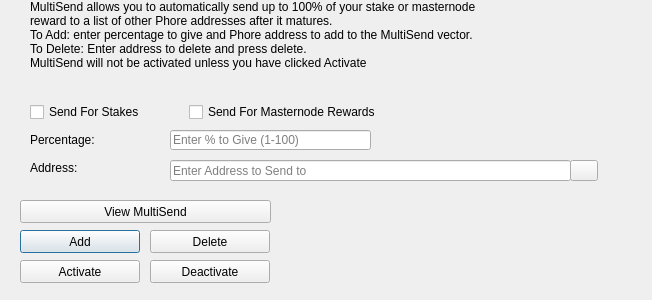
First picture: the form in src/qt/forms/multisenddialog.ui, repository blocknetdx/blocknet, before the edit.
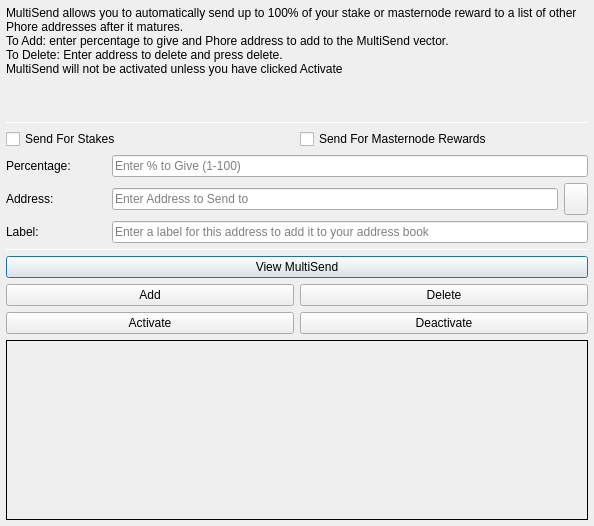
Second picture: the form after the edit. Icons and pictures are not drawn.

The edit to the form file:
```diff
--- a/src/qt/forms/multisenddialog.ui
+++ b/src/qt/forms/multisenddialog.ui
@@ -9,54 +9,30 @@
    <rect>
     <x>0</x>
     <y>0</y>
-    <width>652</width>
-    <height>300</height>
+    <width>594</width>
+    <height>526</height>
    </rect>
   </property>
   <property name="windowTitle">
    <string>MultiSend</string>
   </property>
-  <widget class="QLineEdit" name="multiSendPercentEdit">
-   <property name="geometry">
-    <rect>
-     <x>170</x>
-     <y>130</y>
-     <width>201</width>
-     <height>20</height>
-    </rect>
+  <layout class="QVBoxLayout" name="verticalLayout" stretch="0">
+   <property name="leftMargin">
+    <number>6</number>
    </property>
-   <property name="toolTip">
-    <string>Enter whole numbers 1 - 100</string>
+   <property name="topMargin">
+    <number>6</number>
    </property>
-   <property name="placeholderText">
-    <string>Enter % to Give (1-100)</string>
+   <property name="rightMargin">
+    <number>6</number>
    </property>
-  </widget>
-  <widget class="QLineEdit" name="multiSendAddressEdit">
-   <property name="geometry">
-    <rect>
-     <x>170</x>
-     <y>160</y>
-     <width>401</width>
-     <height>21</height>
-    </rect>
+   <property name="bottomMargin">
+    <number>6</number>
    </property>
-   <property name="toolTip">
-    <string/>
-   </property>
-   <property name="placeholderText">
-    <string>Enter Address to Send to</string>
-   </property>
-  </widget>
+   <item>
+    <layout class="QVBoxLayout" name="verticalLayout_Main" stretch="1,1,1,0,1,1,1">
+     <item>
   <widget class="QLabel" name="label_2">
-   <property name="geometry">
-    <rect>
-     <x>30</x>
-     <y>0</y>
-     <width>451</width>
-     <height>121</height>
-    </rect>
-   </property>
    <property name="lineWidth">
     <number>1</number>
    </property>
@@ -73,88 +49,55 @@
     <bool>true</bool>
    </property>
   </widget>
-  <widget class="QLabel" name="message">
-   <property name="geometry">
-    <rect>
-     <x>290</x>
-     <y>200</y>
-     <width>351</width>
-     <height>91</height>
-    </rect>
-   </property>
-   <property name="text">
-    <string/>
-   </property>
-  </widget>
-  <widget class="QPushButton" name="addButton">
-   <property name="geometry">
-    <rect>
-     <x>20</x>
-     <y>230</y>
-     <width>120</width>
-     <height>23</height>
-    </rect>
-   </property>
-   <property name="toolTip">
-    <string/>
-   </property>
-   <property name="statusTip">
-    <string>Add to MultiSend Vector</string>
-   </property>
-   <property name="text">
-    <string>Add</string>
-   </property>
-  </widget>
-  <widget class="QPushButton" name="disableButton">
-   <property name="geometry">
-    <rect>
-     <x>150</x>
-     <y>260</y>
-     <width>120</width>
-     <height>23</height>
-    </rect>
-   </property>
-   <property name="statusTip">
-    <string>Deactivate MultiSend</string>
-   </property>
+     </item>
+     <item>
+      <widget class="Line" name="line">
+       <property name="minimumSize">
+        <size>
+         <width>0</width>
+         <height>1</height>
+        </size>
+       </property>
+       <property name="maximumSize">
+        <size>
+         <width>16777215</width>
+         <height>1</height>
+        </size>
+       </property>
+       <property name="orientation">
+        <enum>Qt::Horizontal</enum>
+       </property>
+      </widget>
+     </item>
+     <item>
+      <layout class="QVBoxLayout" name="verticalLayout_Settings">
+       <item>
+        <layout class="QHBoxLayout" name="horizontalLayout">
+         <item>
+          <widget class="QCheckBox" name="multiSendStakeCheckBox">
    <property name="text">
-    <string>Deactivate</string>
-   </property>
-  </widget>
-  <widget class="QPushButton" name="addressBookButton">
-   <property name="geometry">
-    <rect>
-     <x>570</x>
-     <y>160</y>
-     <width>28</width>
-     <height>21</height>
-    </rect>
-   </property>
-   <property name="toolTip">
-    <string>Choose an address from the address book</string>
-   </property>
+            <string>Send For Stakes</string>
+           </property>
+          </widget>
+         </item>
+         <item>
+          <widget class="QCheckBox" name="multiSendMasternodeCheckBox">
    <property name="text">
-    <string/>
-   </property>
-   <property name="icon">
-    <iconset resource="../phore.qrc">
-     <normaloff>:/icons/address-book</normaloff>:/icons/address-book</iconset>
-   </property>
-   <property name="shortcut">
-    <string>Alt+A</string>
-   </property>
-   <property name="autoDefault">
-    <bool>false</bool>
-   </property>
-  </widget>
+            <string>Send For Masternode Rewards</string>
+           </property>
+          </widget>
+         </item>
+        </layout>
+       </item>
+       <item>
+        <layout class="QHBoxLayout" name="horizontalLayout_6">
+         <item>
   <widget class="QLabel" name="label">
-   <property name="geometry">
-    <rect>
-     <x>30</x>
-     <y>130</y>
-     <width>121</width>
-     <height>20</height>
-    </rect>
+           <property name="minimumSize">
+            <size>
+             <width>100</width>
+             <height>0</height>
+            </size>
    </property>
    <property name="toolTip">
     <string>Percentage of stake to send</string>
@@ -163,14 +106,28 @@
     <string>Percentage:</string>
    </property>
   </widget>
+         </item>
+         <item>
+          <widget class="QLineEdit" name="multiSendPercentEdit">
+           <property name="toolTip">
+            <string>Enter whole numbers 1 - 100</string>
+           </property>
+           <property name="placeholderText">
+            <string>Enter % to Give (1-100)</string>
+           </property>
+          </widget>
+         </item>
+        </layout>
+       </item>
+       <item>
+        <layout class="QHBoxLayout" name="horizontalLayout_7">
+         <item>
   <widget class="QLabel" name="label_5">
-   <property name="geometry">
-    <rect>
-     <x>30</x>
-     <y>160</y>
-     <width>111</width>
-     <height>16</height>
-    </rect>
+           <property name="minimumSize">
+            <size>
+             <width>100</width>
+             <height>0</height>
+            </size>
    </property>
    <property name="toolTip">
     <string>Address to send portion of stake to</string>
@@ -179,15 +136,123 @@
     <string>Address:</string>
    </property>
   </widget>
+         </item>
+         <item>
+          <widget class="QLineEdit" name="multiSendAddressEdit">
+           <property name="toolTip">
+            <string/>
+           </property>
+           <property name="placeholderText">
+            <string>Enter Address to Send to</string>
+           </property>
+          </widget>
+         </item>
+         <item>
+          <widget class="QToolButton" name="addressBookButton">
+           <property name="maximumSize">
+            <size>
+             <width>16777215</width>
+             <height>32</height>
+            </size>
+           </property>
+           <property name="toolTip">
+            <string>Choose an address from the address book</string>
+           </property>
+           <property name="text">
+            <string/>
+           </property>
+           <property name="icon">
+            <iconset resource="../phore.qrc">
+             <normaloff>:/icons/address-book</normaloff>:/icons/address-book</iconset>
+           </property>
+           <property name="shortcut">
+            <string>Alt+A</string>
+           </property>
+          </widget>
+         </item>
+        </layout>
+       </item>
+      </layout>
+     </item>
+     <item>
+      <layout class="QHBoxLayout" name="horizontalLayout_3">
+       <item>
+        <widget class="QLabel" name="label_3">
+         <property name="minimumSize">
+          <size>
+           <width>100</width>
+           <height>0</height>
+          </size>
+         </property>
+         <property name="text">
+          <string>Label:</string>
+         </property>
+        </widget>
+       </item>
+       <item>
+        <widget class="QLineEdit" name="labelAddressLabelEdit">
+         <property name="placeholderText">
+          <string>Enter a label for this address to add it to your address book</string>
+         </property>
+        </widget>
+       </item>
+      </layout>
+     </item>
+     <item>
+      <widget class="Line" name="line_2">
+       <property name="minimumSize">
+        <size>
+         <width>0</width>
+         <height>1</height>
+        </size>
+       </property>
+       <property name="maximumSize">
+        <size>
+         <width>16777215</width>
+         <height>1</height>
+        </size>
+       </property>
+       <property name="orientation">
+        <enum>Qt::Horizontal</enum>
+       </property>
+      </widget>
+     </item>
+     <item>
+      <layout class="QVBoxLayout" name="verticalLayout_Buttons">
+       <item>
+        <layout class="QHBoxLayout" name="horizontalLayout_4">
+         <item>
+          <widget class="QPushButton" name="viewButton">
+           <property name="toolTip">
+            <string/>
+           </property>
+           <property name="statusTip">
+            <string>View MultiSend Vector</string>
+           </property>
+           <property name="text">
+            <string>View MultiSend</string>
+           </property>
+          </widget>
+         </item>
+        </layout>
+       </item>
+       <item>
+        <layout class="QHBoxLayout" name="horizontalLayout_2">
+         <item>
+          <widget class="QPushButton" name="addButton">
+           <property name="toolTip">
+            <string/>
+           </property>
+           <property name="statusTip">
+            <string>Add to MultiSend Vector</string>
+           </property>
+           <property name="text">
+            <string>Add</string>
+           </property>
+          </widget>
+         </item>
+         <item>
   <widget class="QPushButton" name="deleteButton">
-   <property name="geometry">
-    <rect>
-     <x>150</x>
-     <y>230</y>
-     <width>120</width>
-     <height>23</height>
-    </rect>
-   </property>
    <property name="toolTip">
     <string/>
    </property>
@@ -198,15 +263,13 @@
     <string>Delete</string>
    </property>
   </widget>
+         </item>
+        </layout>
+       </item>
+       <item>
+        <layout class="QHBoxLayout" name="horizontalLayout_5">
+         <item>
   <widget class="QPushButton" name="activateButton">
-   <property name="geometry">
-    <rect>
-     <x>20</x>
-     <y>260</y>
-     <width>120</width>
-     <height>23</height>
-    </rect>
-   </property>
    <property name="statusTip">
     <string>Activate MultiSend</string>
    </property>
@@ -214,51 +277,55 @@
     <string>Activate</string>
    </property>
   </widget>
-  <widget class="QPushButton" name="viewButton">
-   <property name="geometry">
-    <rect>
-     <x>20</x>
-     <y>200</y>
-     <width>251</width>
-     <height>23</height>
-    </rect>
-   </property>
-   <property name="toolTip">
-    <string/>
-   </property>
+         </item>
+         <item>
+          <widget class="QPushButton" name="disableButton">
    <property name="statusTip">
     <string>View MultiSend Vector</string>
    </property>
    <property name="text">
-    <string>View MultiSend</string>
-   </property>
-  </widget>
-  <widget class="QWidget" name="horizontalLayoutWidget">
-   <property name="geometry">
-    <rect>
-     <x>30</x>
-     <y>100</y>
-     <width>351</width>
-     <height>24</height>
-    </rect>
-   </property>
-   <layout class="QHBoxLayout" name="horizontalLayout">
-    <item>
-     <widget class="QCheckBox" name="multiSendStakeCheckBox">
-      <property name="text">
-       <string>Send For Stakes</string>
-      </property>
-     </widget>
-    </item>
+            <string>Deactivate</string>
+           </property>
+          </widget>
+         </item>
+        </layout>
+       </item>
+      </layout>
+     </item>
     <item>
-     <widget class="QCheckBox" name="multiSendMasternodeCheckBox">
+      <widget class="QLabel" name="message">
+       <property name="minimumSize">
+        <size>
+         <width>0</width>
+         <height>180</height>
+        </size>
+       </property>
+       <property name="frameShape">
+        <enum>QFrame::Panel</enum>
+       </property>
+       <property name="frameShadow">
+        <enum>QFrame::Plain</enum>
+       </property>
+       <property name="lineWidth">
+        <number>1</number>
+       </property>
+       <property name="midLineWidth">
+        <number>1</number>
+       </property>
       <property name="text">
-       <string>Send For Masternode Rewards</string>
-      </property>
+        <string/>
+       </property>
+       <property name="alignment">
+        <set>Qt::AlignLeading|Qt::AlignLeft|Qt::AlignTop</set>
+       </property>
+       <property name="wordWrap">
+        <bool>true</bool>
+       </property>
      </widget>
     </item>
    </layout>
-  </widget>
+   </item>
+  </layout>
  </widget>
  <resources>
   <include location="../phore.qrc"/>
```
Left out of the diff: 2 changed lines with no effect on the pictures. Lines whose indentation alone changed are shown as unchanged.
